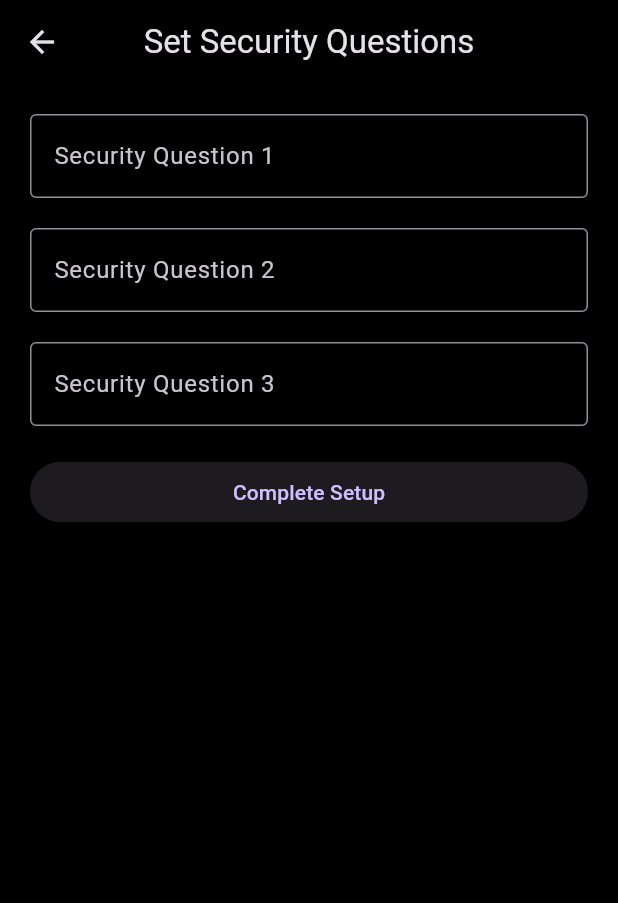
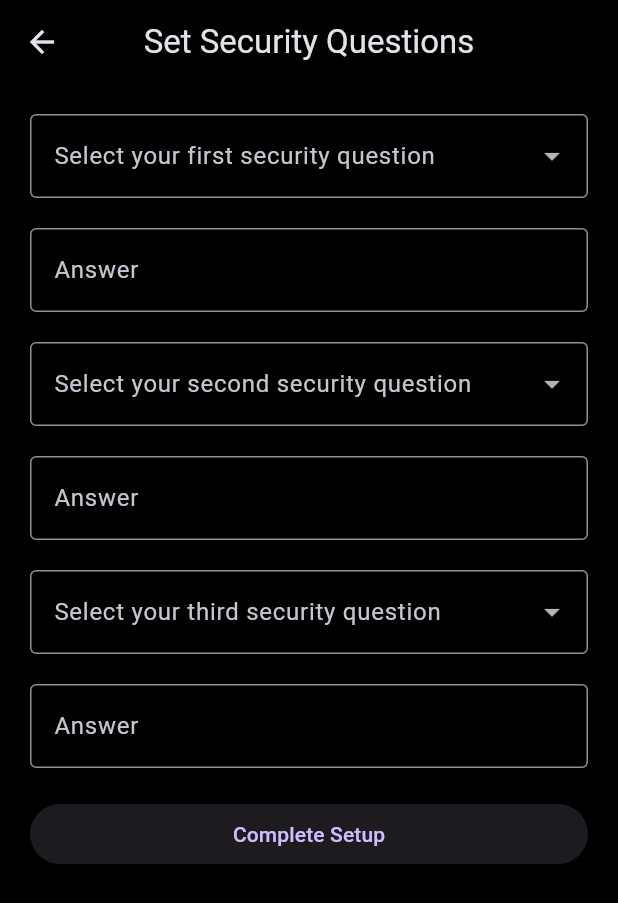
Before and after one commit to iPrakharV/mie-lock-app, a Flutter app: the SecurityQuestionsScreen screen opened directly, on a phone screen of 412 x 824 dp. Shown: the top 903 px of the screen. Run offline on Flutter 3.47's test engine with Material 3 defaults, Android fonts, the phone set to English and light mode, and no system bars.

Commit message:
Added Security questions

```diff
--- a/lib/screens/security_questions_screen.dart
+++ b/lib/screens/security_questions_screen.dart
@@ -8,9 +8,21 @@ class SecurityQuestionsScreen extends StatefulWidget {
 }
 
 class _SecurityQuestionsScreenState extends State<SecurityQuestionsScreen> {
-  final TextEditingController _question1Controller = TextEditingController();
-  final TextEditingController _question2Controller = TextEditingController();
-  final TextEditingController _question3Controller = TextEditingController();
+  // Predefined list of security questions
+  final List<String> _questions = [
+    "What was your first pet's name?",
+    "What was the model of your first car?",
+    "In what city were you born?",
+    "What is your mother's maiden name?",
+    "What was the name of your first school?"
+  ];
+
+  String? _selectedQuestion1;
+  String? _selectedQuestion2;
+  String? _selectedQuestion3;
+  final TextEditingController _answer1Controller = TextEditingController();
+  final TextEditingController _answer2Controller = TextEditingController();
+  final TextEditingController _answer3Controller = TextEditingController();
 
   @override
   Widget build(BuildContext context) {
@@ -26,26 +38,83 @@ class _SecurityQuestionsScreenState extends State<SecurityQuestionsScreen> {
           child: Column(
             crossAxisAlignment: CrossAxisAlignment.stretch,
             children: [
+              DropdownButtonFormField<String>(
+                value: _selectedQuestion1,
+                decoration: const InputDecoration(
+                  labelText: 'Select your first security question',
+                  border: OutlineInputBorder(),
+                ),
+                items: _questions.map<DropdownMenuItem<String>>((String value) {
+                  return DropdownMenuItem<String>(
+                    value: value,
+                    child: Text(value),
+                  );
+                }).toList(),
+                onChanged: (String? newValue) {
+                  setState(() {
+                    _selectedQuestion1 = newValue;
+                  });
+                },
+              ),
+              const SizedBox(height: 20),
               TextField(
-                controller: _question1Controller,
+                controller: _answer1Controller,
                 decoration: const InputDecoration(
-                  labelText: 'Security Question 1',
+                  labelText: 'Answer',
                   border: OutlineInputBorder(),
                 ),
               ),
               const SizedBox(height: 20),
+              DropdownButtonFormField<String>(
+                value: _selectedQuestion2,
+                decoration: const InputDecoration(
+                  labelText: 'Select your second security question',
+                  border: OutlineInputBorder(),
+                ),
+                items: _questions.map<DropdownMenuItem<String>>((String value) {
+                  return DropdownMenuItem<String>(
+                    value: value,
+                    child: Text(value),
+                  );
+                }).toList(),
+                onChanged: (String? newValue) {
+                  setState(() {
+                    _selectedQuestion2 = newValue;
+                  });
+                },
+              ),
+              const SizedBox(height: 20),
               TextField(
-                controller: _question2Controller,
+                controller: _answer2Controller,
                 decoration: const InputDecoration(
-                  labelText: 'Security Question 2',
+                  labelText: 'Answer',
                   border: OutlineInputBorder(),
                 ),
               ),
               const SizedBox(height: 20),
+              DropdownButtonFormField<String>(
+                value: _selectedQuestion3,
+                decoration: const InputDecoration(
+                  labelText: 'Select your third security question',
+                  border: OutlineInputBorder(),
+                ),
+                items: _questions.map<DropdownMenuItem<String>>((String value) {
+                  return DropdownMenuItem<String>(
+                    value: value,
+                    child: Text(value),
+                  );
+                }).toList(),
+                onChanged: (String? newValue) {
+                  setState(() {
+                    _selectedQuestion3 = newValue;
+                  });
+                },
+              ),
+              const SizedBox(height: 20),
               TextField(
-                controller: _question3Controller,
+                controller: _answer3Controller,
                 decoration: const InputDecoration(
-                  labelText: 'Security Question 3',
+                  labelText: 'Answer',
                   border: OutlineInputBorder(),
                 ),
               ),
@@ -62,8 +131,8 @@ class _SecurityQuestionsScreenState extends State<SecurityQuestionsScreen> {
   }
 
   void _setupComplete() {
-    // Logic to save security questions
-    print('Security questions set.');
+    // Logic to save security questions and answers
+    print('Security questions set with answers.');
     Navigator.popUntil(context, ModalRoute.withName('/')); // Navigate back to the home screen
   }
 }
```
Also changed, not shown: lib/screens/register_screen.dart (+51 -5 lines).
